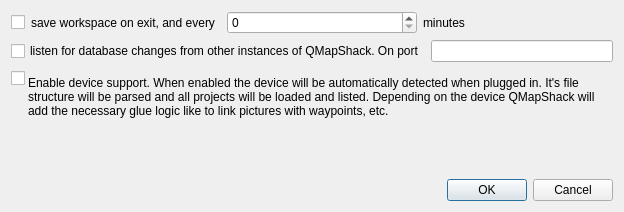
Old version of the form src/qmapshack/gis/db/ISetupWorkspace.ui in the repository Maproom/qmapshack.
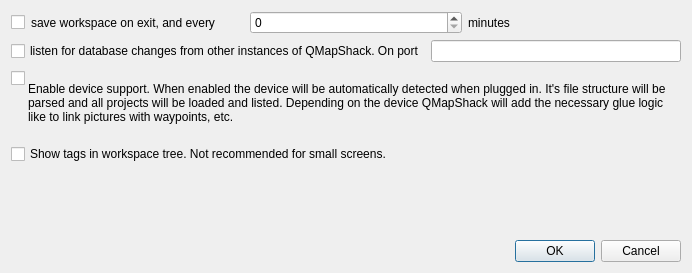
New version of the form.

The edit to the form file:
```diff
--- a/src/qmapshack/gis/db/ISetupWorkspace.ui
+++ b/src/qmapshack/gis/db/ISetupWorkspace.ui
@@ -6,8 +6,8 @@
    <rect>
     <x>0</x>
     <y>0</y>
-    <width>624</width>
-    <height>212</height>
+    <width>692</width>
+    <height>273</height>
    </rect>
   </property>
   <property name="windowTitle">
@@ -125,6 +125,13 @@
      </item>
     </layout>
    </item>
+   <item>
+    <widget class="QCheckBox" name="checkShowTags">
+     <property name="text">
+      <string>Show tags in workspace tree. Not recommended for small screens.</string>
+     </property>
+    </widget>
+   </item>
    <item>
     <spacer name="verticalSpacer">
      <property name="orientation">
```
Left out of the diff: 2 changed lines with no effect on the pictures.
